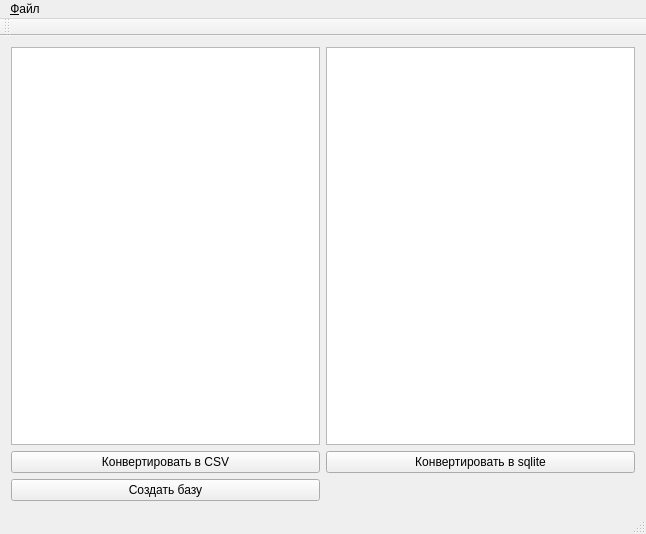
The window that mainwindow.ui (Zheka001/Convertor) describes before a commit, drawn with Qt 5.
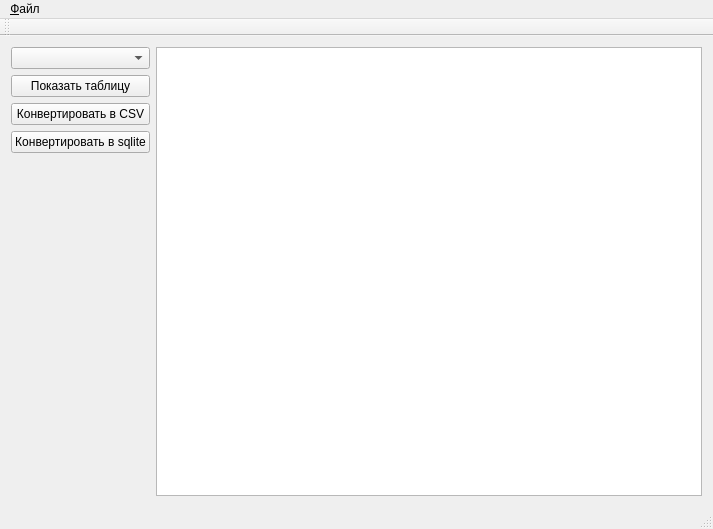
The same window after the commit.

Patch:
```diff
--- a/mainwindow.ui
+++ b/mainwindow.ui
@@ -6,8 +6,8 @@
    <rect>
     <x>0</x>
     <y>0</y>
-    <width>646</width>
-    <height>534</height>
+    <width>713</width>
+    <height>529</height>
    </rect>
   </property>
   <property name="windowTitle">
@@ -16,19 +16,19 @@
   <widget class="QWidget" name="centralWidget">
    <layout class="QGridLayout" name="gridLayout">
     <item row="0" column="0">
-     <widget class="QTreeView" name="sqlView"/>
+     <widget class="QComboBox" name="tableBox"/>
     </item>
-    <item row="0" column="1">
-     <widget class="QTreeView" name="csvView"/>
+    <item row="0" column="1" rowspan="8">
+     <widget class="QTableView" name="sqlView"/>
     </item>
     <item row="1" column="0">
-     <widget class="QPushButton" name="convertButton">
+     <widget class="QPushButton" name="showButton">
       <property name="text">
-       <string>Конвертировать в CSV</string>
+       <string>Показать таблицу</string>
       </property>
      </widget>
     </item>
-    <item row="1" column="1">
+    <item row="3" column="0">
      <widget class="QPushButton" name="convertSqlButton">
       <property name="text">
        <string>Конвертировать в sqlite</string>
@@ -36,9 +36,9 @@
      </widget>
     </item>
     <item row="2" column="0">
-     <widget class="QPushButton" name="createButton">
+     <widget class="QPushButton" name="convertButton">
       <property name="text">
-       <string>Cоздать базу</string>
+       <string>Конвертировать в CSV</string>
       </property>
      </widget>
     </item>
@@ -58,7 +58,7 @@
     <rect>
      <x>0</x>
      <y>0</y>
-     <width>646</width>
+     <width>713</width>
      <height>21</height>
     </rect>
    </property>
```
